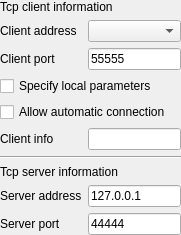
Before: the Qt Designer form src/debuggers/tcp/client/SAKTcpClientController.ui in x-tools-author/x-tools, drawn with Qt 5.
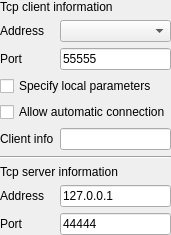
After: the same form once the commit is applied.

```diff
--- a/src/debuggers/tcp/client/SAKTcpClientController.ui
+++ b/src/debuggers/tcp/client/SAKTcpClientController.ui
@@ -6,7 +6,7 @@
    <rect>
     <x>0</x>
     <y>0</y>
-    <width>181</width>
+    <width>135</width>
     <height>227</height>
    </rect>
   </property>
@@ -50,21 +50,21 @@
    <item row="1" column="0">
     <widget class="QLabel" name="label_3">
      <property name="text">
-      <string>Client address</string>
+      <string>Address</string>
      </property>
     </widget>
    </item>
    <item row="2" column="0">
     <widget class="QLabel" name="label_4">
      <property name="text">
-      <string>Client port</string>
+      <string>Port</string>
      </property>
     </widget>
    </item>
    <item row="8" column="0">
     <widget class="QLabel" name="label">
      <property name="text">
-      <string>Server address</string>
+      <string>Address</string>
      </property>
     </widget>
    </item>
@@ -92,7 +92,7 @@
    <item row="9" column="0">
     <widget class="QLabel" name="label_2">
      <property name="text">
-      <string>Server port</string>
+      <string>Port</string>
      </property>
     </widget>
    </item>
```
